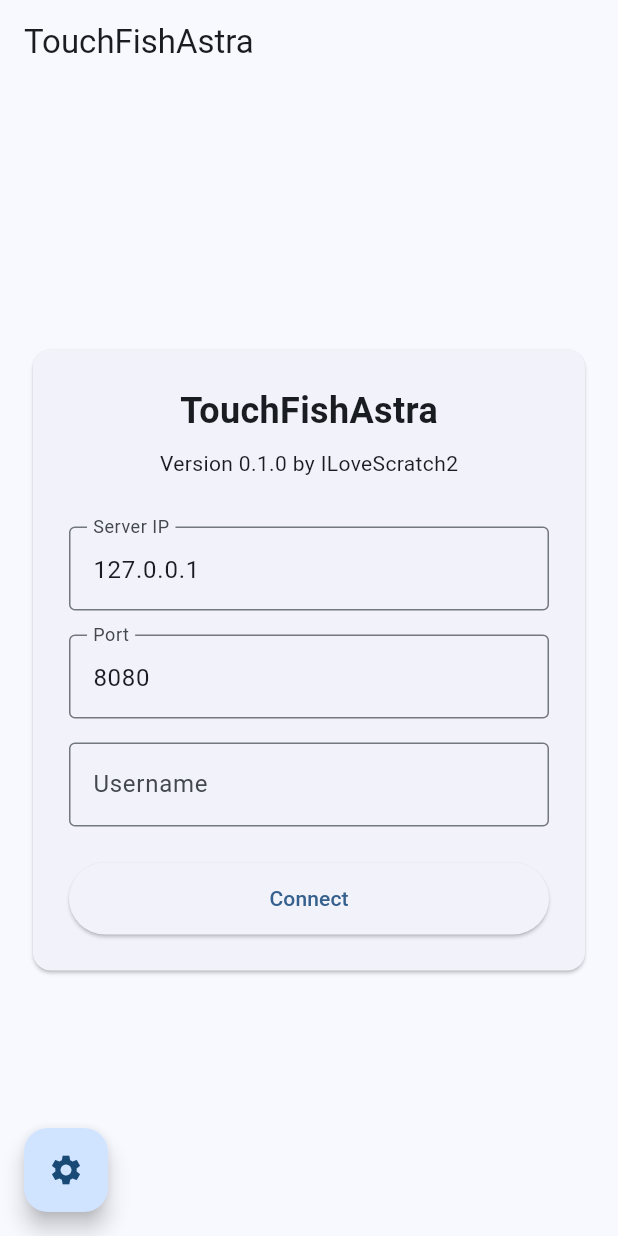
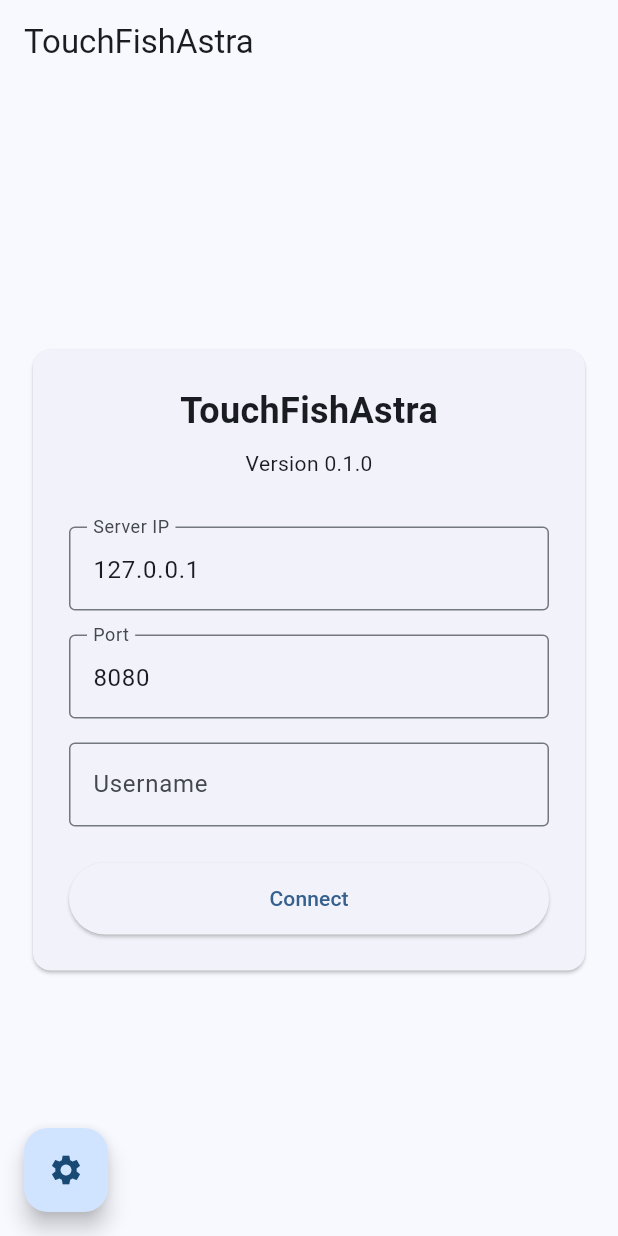
Before and after one commit to ILoveScratch2/TouchFish-Astra, a Flutter app: the screen it shows after launch, on a phone screen of 412 x 824 dp. Run offline on Flutter 3.47's test engine with Material 3 defaults, Android fonts, the phone set to English and light mode, and no system bars; our stand-ins replace file_picker, flutter_markdown, shared_preferences; missing offline and left inert: flutter_math_fork; Roboto replaces fonts that are missing (HarmonyOS Sans).

Commit message:
chore: 修改登录界面版本显示

```diff
--- a/lib/main.dart
+++ b/lib/main.dart
@@ -220,7 +220,7 @@ class _ConnectScreenState extends State<ConnectScreen> {
                   ),
                   const SizedBox(height: 8),
                   Text(
-                    '${l10n.version} ${AppConstants.version} by ${AppConstants.author}',
+                    '${l10n.version} ${AppConstants.version}',
                   ),
                   const SizedBox(height: 32),
                   TextField(
```
